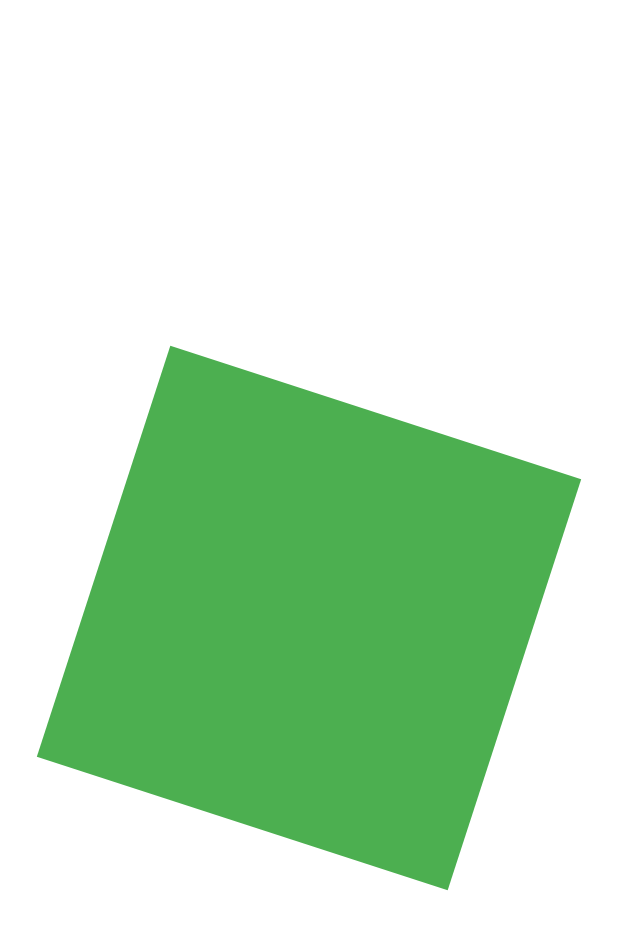
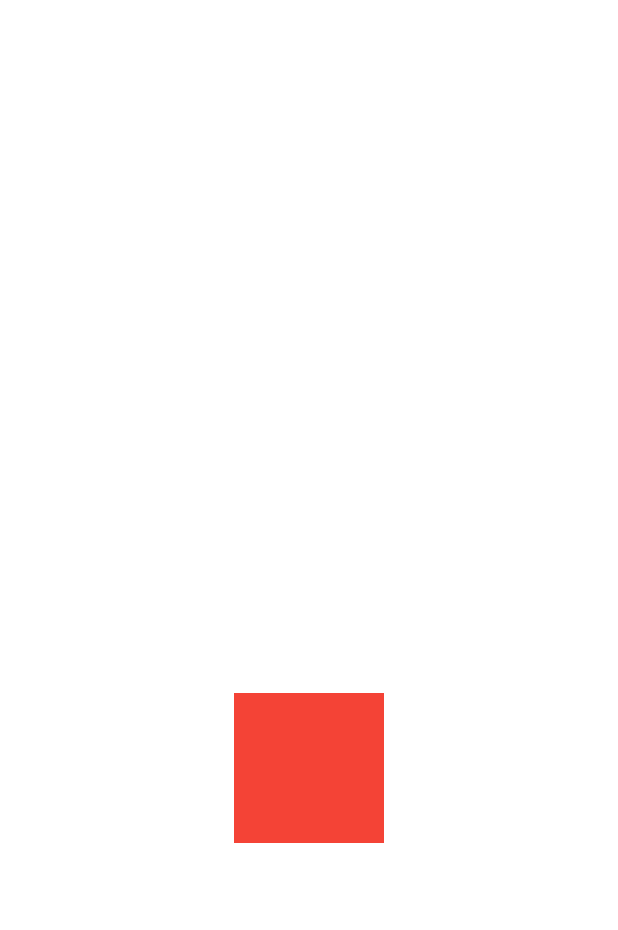
Before and after one commit to ocalvet/flutter_animations_tutorial, a Flutter app: the screen it shows after launch, on a phone screen of 412 x 824 dp. Shown: the top 930 px of the screen. Run offline on Flutter 3.47's test engine with Material 2 defaults, Android fonts, the phone set to English and light mode, and no system bars.

Commit message:
Add a square using flutter animations

```diff
--- a/lib/animation_app.dart
+++ b/lib/animation_app.dart
@@ -1,11 +1,12 @@
 import 'package:flutter/material.dart';
 import 'package:flutter_animations_tutorial/growing_square.dart';
+import 'package:flutter_animations_tutorial/growing_square_flutter.dart';
 
 class AnimationApp extends StatelessWidget {
   @override
   Widget build(BuildContext context) {
     return Center(
-      child: GrowingSquare(),
+      child: FlutterAnimationsTester(),
     );
   }
 }
--- /dev/null
+++ b/lib/growing_square_flutter.dart
@@ -0,0 +1,42 @@
+import 'package:flutter/material.dart';
+
+class FlutterAnimationsTester extends StatefulWidget {
+  @override
+  State<StatefulWidget> createState() {
+    return _StateFlutterAnimationsTester();
+  }
+}
+
+class _StateFlutterAnimationsTester extends State<FlutterAnimationsTester>
+    with TickerProviderStateMixin {
+  AnimationController _animationController;
+  Animation<double> _mainAnimation;
+  Animation<Offset> _slideAnmation;
+  @override
+  void initState() {
+    super.initState();
+    _animationController = AnimationController(
+        vsync: this, duration: Duration(milliseconds: 1500));
+    _mainAnimation = CurvedAnimation(
+      parent: _animationController,
+      curve: Interval(0.0, 0.5, curve: Curves.easeInOut),
+    );
+    _slideAnmation = Tween(
+      begin: Offset(0, 0),
+      end: Offset(0, 1),
+    ).animate(_mainAnimation);
+    _animationController.forward();
+  }
+
+  @override
+  Widget build(BuildContext context) {
+    return SlideTransition(
+      position: _slideAnmation,
+      child: Container(
+        width: 100,
+        height: 100,
+        color: Colors.red,
+      ),
+    );
+  }
+}
```
